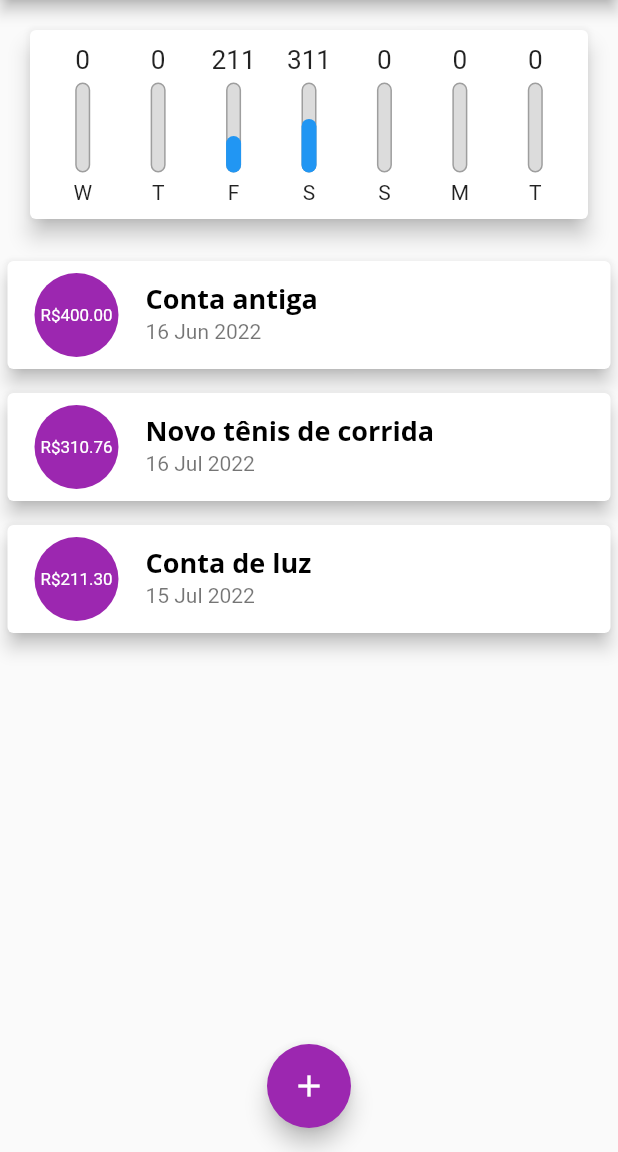
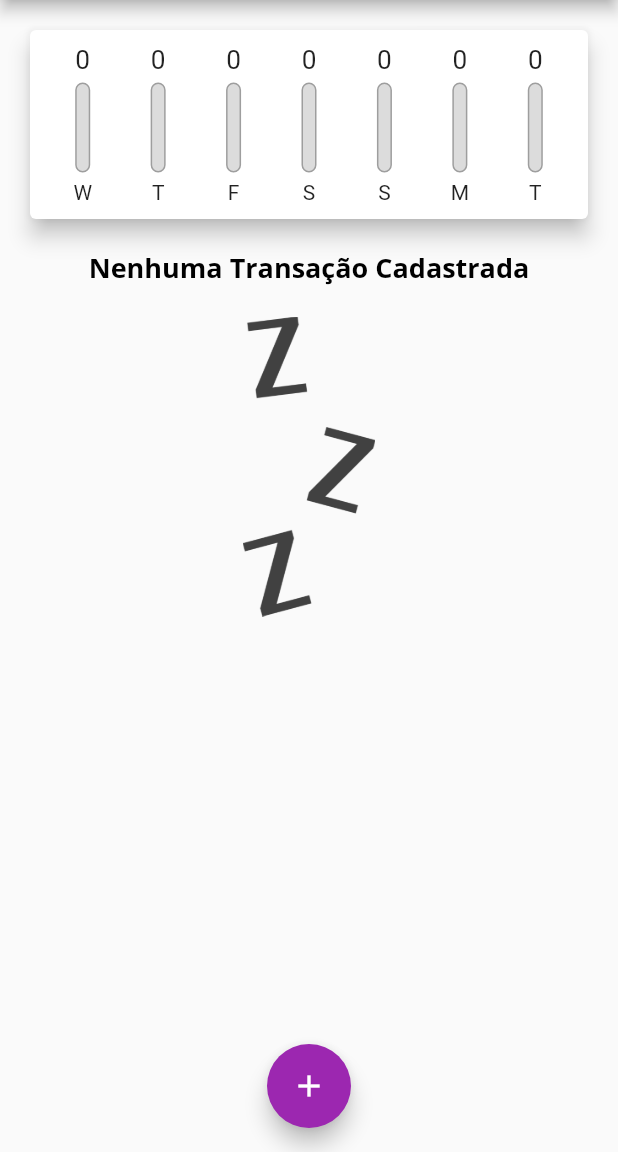
Before and after one commit to IvanMCarval/flutter_application_despesas, a Flutter app: the screen it shows after launch, on a phone screen of 412 x 824 dp, the part 84-1236 px from its top. Run offline on Flutter 3.47's test engine with Material 2 defaults, Android fonts, the phone set to English and light mode, and no system bars; missing offline and left inert: dart:ffi.

Commit message:
implementado inserção de data na hora de cadastrar

```diff
--- a/lib/components/chart.dart
+++ b/lib/components/chart.dart
@@ -56,7 +56,7 @@
               child: ChartBar(
                 label: tr['day'] as String,
                 value: tr['value'] as double,
-                percentage: (tr['value'] as double) / _weekTotalValue,
+                percentage: _weekTotalValue == 0 ? 0 : (tr['value'] as double) / _weekTotalValue,
               ),
             );
           }).toList(),
--- a/lib/main.dart
+++ b/lib/main.dart
@@ -62,26 +62,7 @@
 }
 
 class _MyHomePageState extends State<MyHomePage> {
-  final List<Transaction> _transactions = [
-    Transaction(
-      id: 't0',
-      title: 'Conta antiga',
-      value: 400.00,
-      date: DateTime.now().subtract(Duration(days: 33)),
-    ),
-    Transaction(
-      id: 't1',
-      title: 'Novo tênis de corrida',
-      value: 310.76,
-      date: DateTime.now().subtract(Duration(days: 3)),
-    ),
-    Transaction(
-      id: 't2',
-      title: 'Conta de luz',
-      value: 211.30,
-      date: DateTime.now().subtract(Duration(days: 4)),
-    ),
-  ];
+  final List<Transaction> _transactions = [];
 
   List<Transaction> get _recentTransactions {
     return _transactions.where((tr) {
@@ -91,12 +72,12 @@
     }).toList();
   }
 
-  _addTransaction(String title, double value) {
+  _addTransaction(String title, double value, DateTime date) {
     final newTransaction = Transaction(
       id: Random().nextDouble().toString(),
       title: title,
       value: value,
-      date: DateTime.now(),
+      date: date,
     );
 
     setState(() {
```
Also changed, not shown: lib/components/transaction_form.dart (+4 -4 lines).
